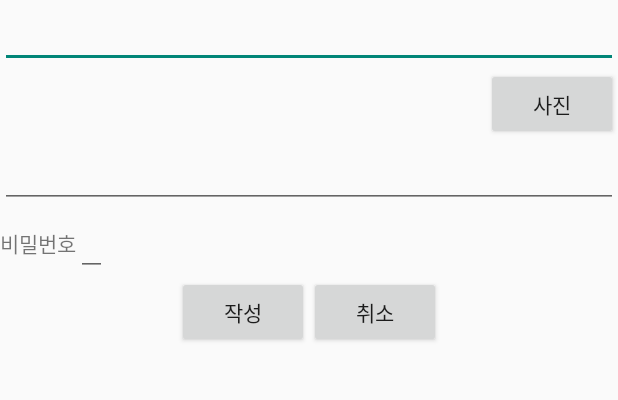
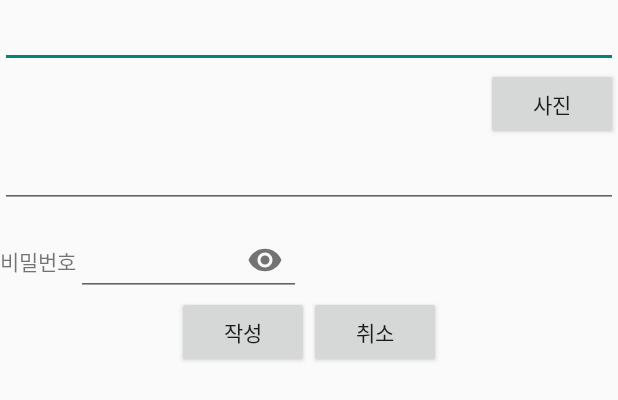
Before and after one commit to HaengSu/PCEstimate, an Android app: the layout activity_write_post.xml on its own in the app's theme, with its tools: preview values and no code run, on a phone screen of 412 x 824 dp. Shown: the top 400 px of the screen. Run offline under Robolectric (Android 15) with nearby library versions, the phone set to English and light mode, and no system bars.

Commit message:
feat : 파이어베이스 연동 및 게시글 작성시 데이터 저장 기능 추가.

```diff
--- a/app/build.gradle
+++ b/app/build.gradle
@@ -1,5 +1,6 @@
 plugins {
     id 'com.android.application'
+    id 'com.google.gms.google-services'
 }
 
 android {
@@ -48,4 +49,8 @@ dependencies {
     implementation 'com.github.bumptech.glide:glide:4.11.0'
     annotationProcessor 'com.github.bumptech.glide:compiler:4.11.0'
 
+    //Firebase
+    implementation platform('com.google.firebase:firebase-bom:30.2.0')
+    implementation 'com.google.firebase:firebase-firestore-ktx'
+
 }
--- a/app/src/main/java/com/app/pcestimate/MainActivity.java
+++ b/app/src/main/java/com/app/pcestimate/MainActivity.java
@@ -5,6 +5,7 @@ import androidx.appcompat.app.AppCompatActivity;
 import android.content.Intent;
 import android.os.Bundle;
 
+import com.app.pcestimate.view.board.ActivityMainBoard;
 import com.app.pcestimate.view.estimate.ActivityPriceSelector;
 
 public class MainActivity extends AppCompatActivity {
@@ -18,8 +19,8 @@ public class MainActivity extends AppCompatActivity {
 //        startActivity(new Intent(this, ActivityPriceSelector.class));
 //        finish();
 
-        startActivity(new Intent(this, ActivityPriceSelector.class));
-//        finish();
 
+        startActivity(new Intent(this, ActivityMainBoard.class));
+        finish();
     }
 }
--- a/app/src/main/res/layout/activity_write_post.xml
+++ b/app/src/main/res/layout/activity_write_post.xml
@@ -1,6 +1,9 @@
 <?xml version="1.0" encoding="utf-8"?>
-<androidx.constraintlayout.widget.ConstraintLayout xmlns:android="http://schemas.android.com/apk/res/android"
-    xmlns:app="http://schemas.android.com/apk/res-auto"
+<layout xmlns:android="http://schemas.android.com/apk/res/android"
+    xmlns:app="http://schemas.android.com/apk/res-auto">
+
+
+    <androidx.constraintlayout.widget.ConstraintLayout
         android:layout_width="match_parent"
         android:layout_height="match_parent">
 
@@ -37,20 +40,27 @@
                 android:layout_height="wrap_content"
                 android:text="비밀번호" />
 
+            <com.google.android.material.textfield.TextInputLayout
+                android:layout_width="match_parent"
+                android:layout_height="wrap_content"
+                app:passwordToggleEnabled="true">
+
                 <EditText
                     android:id="@+id/ed_password_write"
-            android:layout_width="wrap_content"
+                    android:layout_width="150dp"
+                    android:maxLength="4"
                     android:layout_height="wrap_content"
                     android:inputType="numberPassword" />
+            </com.google.android.material.textfield.TextInputLayout>
         </LinearLayout>
 
         <LinearLayout
             android:layout_width="wrap_content"
             android:layout_height="wrap_content"
             android:orientation="horizontal"
-        app:layout_constraintTop_toBottomOf="@id/layout_password_write"
             app:layout_constraintEnd_toEndOf="parent"
-        app:layout_constraintStart_toStartOf="parent">
+            app:layout_constraintStart_toStartOf="parent"
+            app:layout_constraintTop_toBottomOf="@id/layout_password_write">
 
 
             <Button
@@ -66,3 +76,4 @@
                 android:text="취소" />
         </LinearLayout>
     </androidx.constraintlayout.widget.ConstraintLayout>
+</layout>
```
Also changed, not shown: app/src/main/AndroidManifest.xml (+7 -0 lines), app/src/main/java/com/app/pcestimate/datamodel/PostDataModel.java (added, +62 -0 lines), app/src/main/java/com/app/pcestimate/datamodel/ReplayInfo.java (added, +27 -0 lines), app/src/main/java/com/app/pcestimate/view/board/ActivityMainBoard.java (added, +36 -0 lines), app/src/main/java/com/app/pcestimate/view/board/ActivityWritePost.java (added, +51 -0 lines), app/src/main/java/com/app/pcestimate/view/board/PresenterWritePost.java (added, +42 -0 lines), app/src/main/res/layout/activity_main_board.xml (+6 -1 lines), app/src/main/res/layout/item_main_board_post.xml (+14 -11 lines), build.gradle (+9 -0 lines), 1 other file. Lines whose indentation alone changed are shown as unchanged.
